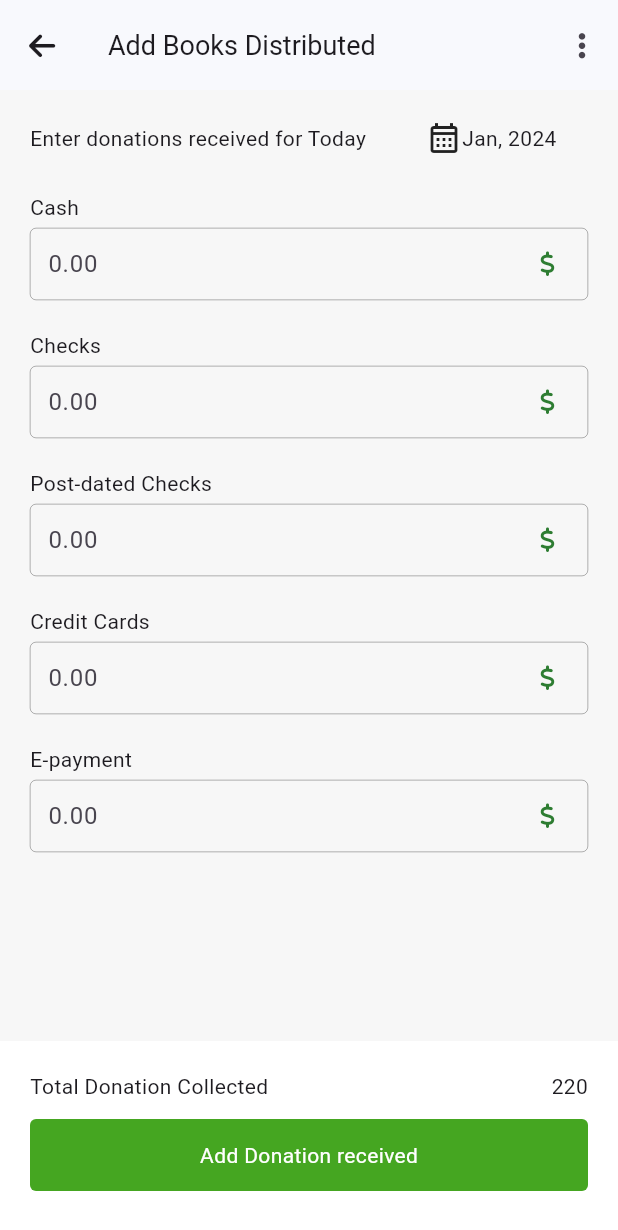
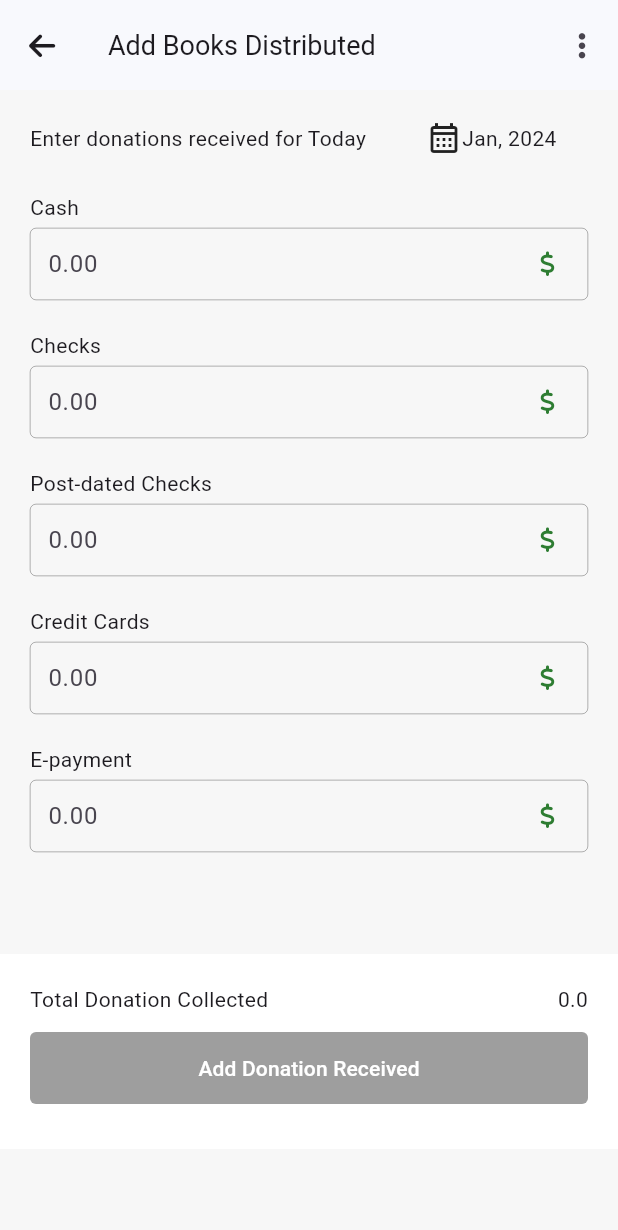
Before and after one commit to sk00l/flutter, a Flutter app: the screen it shows after launch, on a phone screen of 412 x 824 dp. Shown: the top 1230 px of the screen. Run offline on Flutter 3.47's test engine with Material 3 defaults, Android fonts, the phone set to English and light mode, and no system bars; our stand-ins replace bloc, flutter_bloc, font_awesome_flutter.

Commit message:
added the total options

```diff
--- /dev/null
+++ b/lib/bloc/donation_bloc.dart
@@ -0,0 +1,18 @@
+import 'package:bloc/bloc.dart';
+
+part 'donation_event.dart';
+part 'donation_state.dart';
+
+class DonationBloc extends Bloc<DonationEvent, DonationState> {
+  DonationBloc() : super(DonationState(donations: List.filled(5, 0.0))) {
+    on<DonationUpdated>((event, emit) {
+      List<double> updatedDonations = List.from(state.donations);
+
+      if (event.index >= 0 && event.index < updatedDonations.length) {
+        updatedDonations[event.index] = event.value;
+      } else {}
+
+      emit(DonationState(donations: updatedDonations));
+    });
+  }
+}
--- /dev/null
+++ b/lib/bloc/donation_event.dart
@@ -0,0 +1,10 @@
+part of 'donation_bloc.dart';
+
+abstract class DonationEvent {}
+
+class DonationUpdated extends DonationEvent {
+  final int index;
+  final double value;
+
+  DonationUpdated(this.index, this.value);
+}
--- /dev/null
+++ b/lib/bloc/donation_state.dart
@@ -0,0 +1,10 @@
+part of 'donation_bloc.dart';
+
+class DonationState {
+  final List<double> donations;
+
+  DonationState({required this.donations});
+
+  double get totalDonation =>
+      donations.fold(0.0, (sum, element) => sum + element);
+}
--- a/lib/main.dart
+++ b/lib/main.dart
@@ -1,5 +1,7 @@
+import 'package:assignment7/bloc/donation_bloc.dart';
 import 'package:assignment7/ui/screens/home_screen.dart';
 import 'package:flutter/material.dart';
+import 'package:flutter_bloc/flutter_bloc.dart';
 
 void main() {
   runApp(const MyApp());
@@ -11,8 +13,11 @@ class MyApp extends StatelessWidget {
   // This widget is the root of your application.
   @override
   Widget build(BuildContext context) {
-    return const MaterialApp(
-      home: HomeScreen(),
+    return BlocProvider(
+      create: (context) => DonationBloc(),
+      child: const MaterialApp(
+        home: HomeScreen(),
+      ),
     );
   }
 }
--- a/lib/ui/components/text_field_component.dart
+++ b/lib/ui/components/text_field_component.dart
@@ -14,7 +14,10 @@ class TextFieldComponent extends StatelessWidget {
       shrinkWrap: true,
       itemCount: textBoxTitles.length,
       itemBuilder: (context, index) {
-        return TextBoxWidget(title: textBoxTitles[index]);
+        return TextBoxWidget(
+          title: textBoxTitles[index],
+          index: index,
+        );
       },
     );
   }
--- a/lib/ui/screens/home_screen.dart
+++ b/lib/ui/screens/home_screen.dart
@@ -1,5 +1,7 @@
+import 'package:assignment7/bloc/donation_bloc.dart';
 import 'package:assignment7/ui/components/text_field_component.dart';
 import 'package:flutter/material.dart';
+import 'package:flutter_bloc/flutter_bloc.dart';
 import 'package:font_awesome_flutter/font_awesome_flutter.dart';
 
 class HomeScreen extends StatefulWidget {
@@ -38,7 +40,8 @@ class _HomeScreenState extends State<HomeScreen> {
           )
         ],
       ),
-      body: Column(
+      body: SingleChildScrollView(
+        child: Column(
           children: [
             const Padding(
               padding: EdgeInsets.fromLTRB(20, 20, 20, 8),
@@ -68,45 +71,49 @@ class _HomeScreenState extends State<HomeScreen> {
                 ],
               ),
             ),
-          const Spacer(),
-          Container(
+            const SizedBox(height: 40),
+            BlocBuilder<DonationBloc, DonationState>(builder: (context, state) {
+              bool isButtonEnabled = state.totalDonation > 0;
+              return Container(
                 color: Colors.white,
                 height: 130,
                 padding: const EdgeInsets.fromLTRB(20, 20, 20, 0),
                 child: Column(
                   children: [
-                const Row(
+                    Row(
                       mainAxisAlignment: MainAxisAlignment.start,
                       children: [
-                    Text('Total Donation Collected'),
-                    Spacer(),
-                    Text("220"),
+                        const Text('Total Donation Collected'),
+                        const Spacer(),
+                        Text("${state.totalDonation}"),
                       ],
                     ),
                     const SizedBox(height: 12),
-                buildProfileButton('Add Donation received')
+                    buildProfileButton(context, isButtonEnabled),
                   ],
                 ),
-          )
+              );
+            }),
           ],
+        ),
       ),
     );
   }
 }
 
-Widget buildProfileButton(String text) {
+Widget buildProfileButton(BuildContext context, bool isEnabled) {
   return Container(
     decoration: BoxDecoration(
-      color: const Color(0xff45A621),
+      color: isEnabled ? const Color(0xff45A621) : Colors.grey,
       borderRadius: BorderRadius.circular(4),
     ),
     height: 48,
     child: Center(
-      child: Text(
-        text,
-        style: const TextStyle(
-          fontSize: 14,
-          color: Colors.white,
+      child: TextButton(
+        onPressed: isEnabled ? () {} : null,
+        child: const Text(
+          "Add Donation Received",
+          style: TextStyle(fontSize: 14, color: Colors.white),
         ),
       ),
     ),
--- a/lib/ui/widget/text_box_widget.dart
+++ b/lib/ui/widget/text_box_widget.dart
@@ -1,12 +1,17 @@
+import 'package:assignment7/bloc/donation_bloc.dart';
 import 'package:flutter/material.dart';
+import 'package:flutter_bloc/flutter_bloc.dart';
 import 'package:font_awesome_flutter/font_awesome_flutter.dart';
 
 class TextBoxWidget extends StatelessWidget {
   final String title;
-  const TextBoxWidget({Key? key, required this.title}) : super(key: key);
+  final int index;
+  const TextBoxWidget({Key? key, required this.title, required this.index})
+      : super(key: key);
 
   @override
   Widget build(BuildContext context) {
+    final DonationBloc donationBloc = BlocProvider.of<DonationBloc>(context);
     return Padding(
       padding: const EdgeInsets.only(bottom: 20),
       child: Column(
@@ -18,6 +23,7 @@ class TextBoxWidget extends StatelessWidget {
           ),
           const SizedBox(height: 4),
           TextField(
+            keyboardType: const TextInputType.numberWithOptions(decimal: true),
             decoration: InputDecoration(
               hintText: '0.00',
               isDense: true,
@@ -43,6 +49,10 @@ class TextBoxWidget extends StatelessWidget {
                 ),
               ),
             ),
+            onChanged: (value) {
+              double donationAmount = double.tryParse(value) ?? 0.0;
+              donationBloc.add(DonationUpdated(index, donationAmount));
+            },
           ),
         ],
       ),
--- a/pubspec.yaml
+++ b/pubspec.yaml
@@ -36,6 +36,9 @@ dependencies:
   # Use with the CupertinoIcons class for iOS style icons.
   cupertino_icons: ^1.0.2
   font_awesome_flutter: ^10.7.0
+  bloc: ^8.1.2
+  flutter_bloc: ^8.1.3
+  equatable: ^2.0.5
 
 dev_dependencies:
   flutter_test:
```
Also changed, not shown: pubspec.lock. Lines whose indentation alone changed are shown as unchanged.
